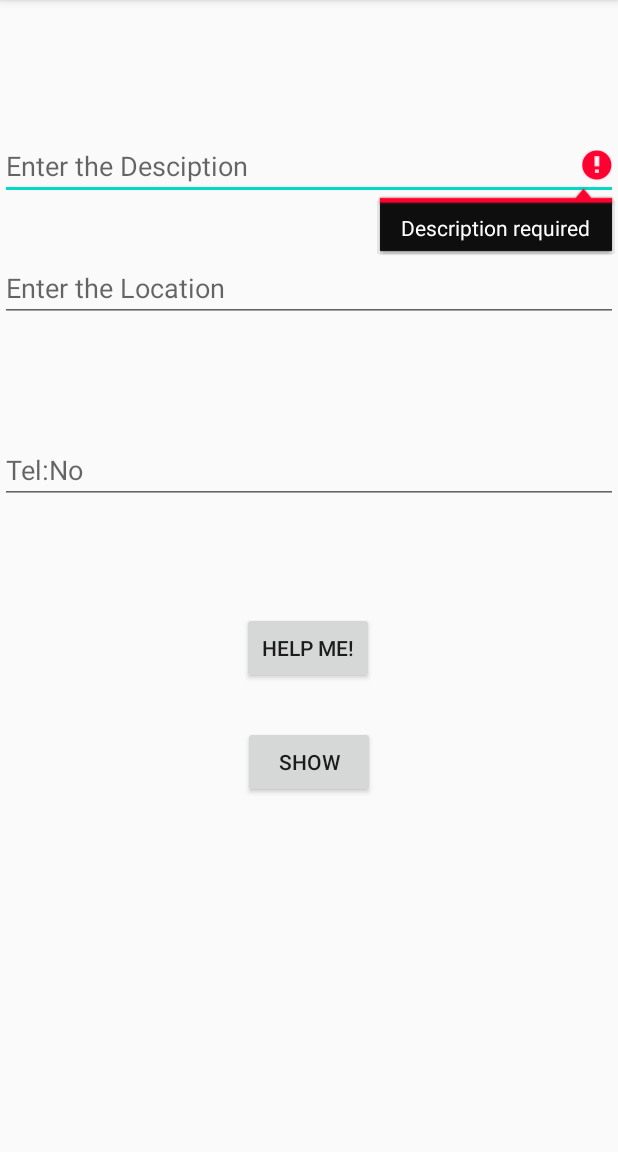
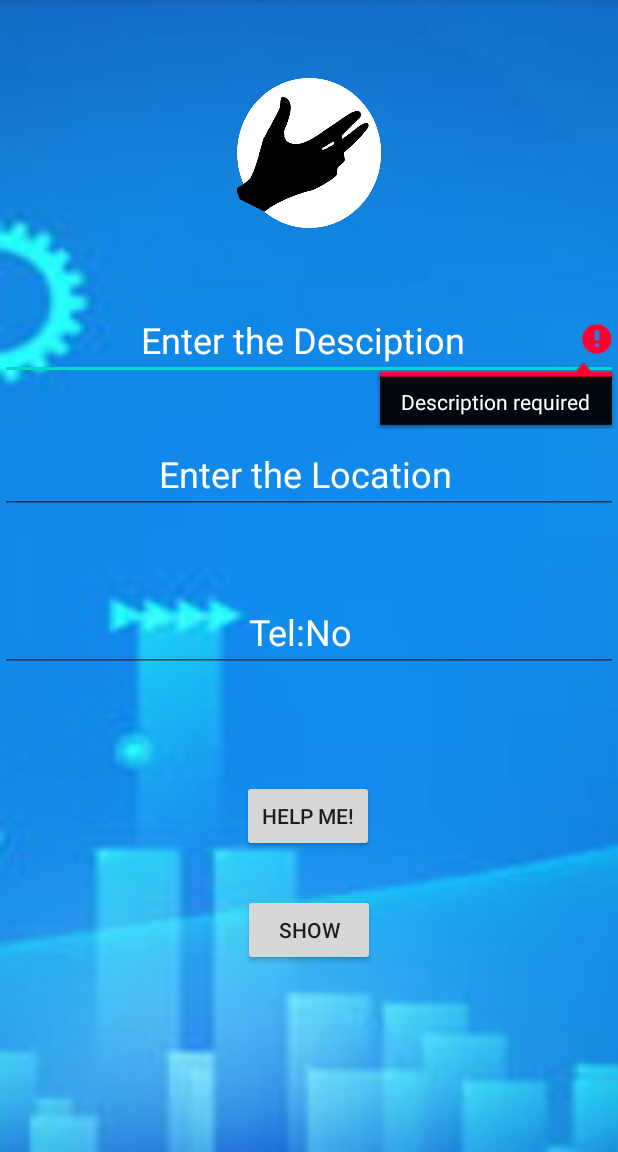
Before and after one commit to MinoCode12/Finalproject_MAD_G1.32_MiniUnity, an Android app: the screen it shows after launch (MainActivity2), after a tap on "HELP ME!", on a phone screen of 412 x 824 dp, the part 84-1236 px from its top. Run offline under Robolectric (Android 15) with nearby library versions, the phone set to English and light mode, and no system bars; our stand-ins replace Firebase (no records; nobody signed in at launch, a user with empty details on screens opened directly).

Commit message:
IT18217032

```diff
--- a/app/build.gradle
+++ b/app/build.gradle
@@ -33,4 +33,10 @@ dependencies {
     testImplementation 'junit:junit:4.12'
     androidTestImplementation 'androidx.test.ext:junit:1.1.1'
     androidTestImplementation 'androidx.test.espresso:espresso-core:3.2.0'
+
+
+    //recyclerview
+    //noinspection GradleCompatible
+    implementation 'com.android.support:recyclerview-v7:28.0.0'
+    implementation 'androidx.recyclerview:recyclerview:1.0.0'
 }
--- a/app/src/main/AndroidManifest.xml
+++ b/app/src/main/AndroidManifest.xml
@@ -9,7 +9,7 @@
         android:roundIcon="@mipmap/ic_launcher_round"
         android:supportsRtl="true"
         android:theme="@style/AppTheme">
-        <activity android:name=".askhelpActivity"></activity>
+        <activity android:name=".askhelpActivity" />
         <activity android:name=".MainActivity2">
             <intent-filter>
                 <action android:name="android.intent.action.MAIN" />
--- a/app/src/main/java/com/example/askinghelping/MainActivity2.java
+++ b/app/src/main/java/com/example/askinghelping/MainActivity2.java
@@ -1,6 +1,7 @@
 package com.example.askinghelping;
 
 
+import android.content.Intent;
 import android.os.Bundle;
 import android.view.View;
 import android.widget.EditText;
@@ -40,7 +41,7 @@ public class MainActivity2 extends AppCompatActivity implements View.OnClickList
 
 
     }
-    private boolean ValidateInputs(String desc, String loc, String tel) {
+    private boolean hasValidationErrors(String desc, String loc, String tel) {
         if (desc.isEmpty()) {
             editTextDesc.setError("Description required");
             editTextDesc.requestFocus();
@@ -64,8 +65,8 @@ public class MainActivity2 extends AppCompatActivity implements View.OnClickList
 
 
 
-    @Override
-    public void onClick(View v) {
+
+    public void saveMsg(){
 
         String desc = editTextDesc.getText().toString().trim();
         String loc = editTextLocation.getText().toString().trim();
@@ -73,7 +74,7 @@ public class MainActivity2 extends AppCompatActivity implements View.OnClickList
 
 
 
-        if(!ValidateInputs(desc,loc,tel)){
+        if(!hasValidationErrors(desc,loc,tel)){
 
             CollectionReference askHelp=db.collection("askHelp");
 
@@ -96,4 +97,18 @@ public class MainActivity2 extends AppCompatActivity implements View.OnClickList
         }
 
     }
+    @Override
+    public void onClick(View v) {
+
+        switch(v.getId()){
+            case R.id.btnSend:
+                saveMsg();
+                break;
+            case R.id.showBtn:
+                startActivity(new Intent(this, askhelpActivity.class));
+                break;
+        }
+
+    }
+
 }
--- a/app/src/main/res/layout/activity_main.xml
+++ b/app/src/main/res/layout/activity_main.xml
@@ -5,18 +5,21 @@
     android:id="@+id/entri"
     android:layout_width="match_parent"
     android:layout_height="match_parent"
+    android:background="@drawable/sss"
     tools:context=".MainActivity2">
 
     <EditText
         android:id="@+id/edittext_desc"
         android:layout_width="match_parent"
         android:layout_height="wrap_content"
-        android:layout_marginTop="88dp"
+        android:layout_marginTop="200dp"
         android:ems="10"
-        android:hint="Enter the Desciption"
+        android:hint="               Enter the Desciption"
         android:inputType="textPersonName"
+        android:textColorHint="#FFFFFF"
+        android:textSize="24sp"
         app:layout_constraintTop_toTopOf="parent"
-        tools:layout_editor_absoluteX="0dp" />
+        tools:layout_editor_absoluteX="16dp" />
 
     <EditText
         android:id="@+id/edittext_location"
@@ -24,8 +27,10 @@
         android:layout_height="wrap_content"
         android:layout_marginTop="36dp"
         android:ems="10"
-        android:hint="Enter the Location"
+        android:hint="                 Enter the Location"
         android:inputType="textPersonName"
+        android:textColorHint="#FFFFFF"
+        android:textSize="24sp"
         app:layout_constraintTop_toBottomOf="@+id/edittext_desc"
         tools:layout_editor_absoluteX="16dp" />
 
@@ -33,10 +38,12 @@
         android:id="@+id/edittext_telNo"
         android:layout_width="match_parent"
         android:layout_height="wrap_content"
-        android:layout_marginTop="76dp"
+        android:layout_marginTop="52dp"
         android:ems="10"
-        android:hint="Tel:No"
+        android:hint="                           Tel:No"
         android:inputType="textPersonName"
+        android:textColorHint="#FFFFFF"
+        android:textSize="24sp"
         app:layout_constraintTop_toBottomOf="@+id/edittext_location"
         tools:layout_editor_absoluteX="0dp" />
 
@@ -61,4 +68,14 @@
         app:layout_constraintStart_toStartOf="parent"
         app:layout_constraintTop_toBottomOf="@+id/btnSend" />
 
+    <ImageView
+        android:id="@+id/imageView"
+        android:layout_width="101dp"
+        android:layout_height="100dp"
+        android:layout_marginTop="52dp"
+        app:layout_constraintEnd_toEndOf="parent"
+        app:layout_constraintStart_toStartOf="parent"
+        app:layout_constraintTop_toTopOf="parent"
+        app:srcCompat="@drawable/aaa" />
+
 </androidx.constraintlayout.widget.ConstraintLayout>
```
Also changed, not shown: app/src/main/res/layout/activity_askhelp.xml (+10 -0 lines), app/src/main/res/drawable-v24/sky.jpg (added), app/src/main/res/drawable-v24/sss.jpg (added), app/src/main/res/drawable/aaa.png (added).
